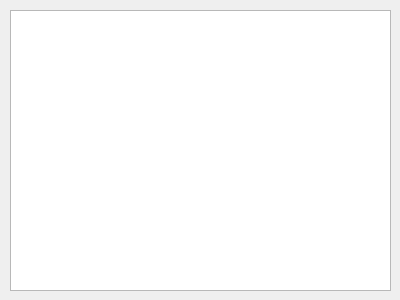
Before: the Qt Designer form frontend/ui_widgets/preview.ui in XmYx/ainodes, drawn with Qt 5.
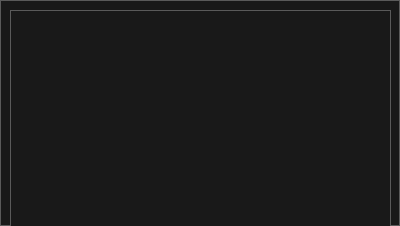
After: the same form once the commit is applied.

Patch:
```diff
--- a/frontend/ui_widgets/preview.ui
+++ b/frontend/ui_widgets/preview.ui
@@ -7,11 +7,294 @@
     <x>0</x>
     <y>0</y>
     <width>400</width>
-    <height>300</height>
+    <height>226</height>
    </rect>
   </property>
   <property name="windowTitle">
-   <string>Form</string>
+   <string>Preview</string>
+  </property>
+  <property name="styleSheet">
+   <string notr="true">/*
+	Copyright 2013 Emanuel Claesson
+
+	Licensed under the Apache License, Version 2.0 (the &quot;License&quot;);
+	you may not use this file except in compliance with the License.
+	You may obtain a copy of the License at
+
+		http://www.apache.org/licenses/LICENSE-2.0
+
+	Unless required by applicable law or agreed to in writing, software
+	distributed under the License is distributed on an &quot;AS IS&quot; BASIS,
+	WITHOUT WARRANTIES OR CONDITIONS OF ANY KIND, either express or implied.
+	See the License for the specific language governing permissions and
+	limitations under the License.
+*/
+
+/*
+	COLOR_DARK     = #191919
+	COLOR_MEDIUM   = #353535
+	COLOR_MEDLIGHT = #5A5A5A
+	COLOR_LIGHT    = #DDDDDD
+	COLOR_ACCENT   = #3D7848
+*/
+
+* {
+	background: #191919;
+	color: #DDDDDD;
+	border: 1px solid #5A5A5A;
+}
+
+QWidget::item:selected {
+	background: #3D7848;
+}
+
+QCheckBox, QRadioButton {
+	border: none;
+}
+
+QRadioButton::indicator, QCheckBox::indicator {
+	width: 13px;
+	height: 13px;
+}
+
+QRadioButton::indicator::unchecked, QCheckBox::indicator::unchecked {
+	border: 1px solid #5A5A5A;
+	background: none;
+}
+
+QRadioButton::indicator:unchecked:hover, QCheckBox::indicator:unchecked:hover {
+	border: 1px solid #DDDDDD;
+}
+
+QRadioButton::indicator::checked, QCheckBox::indicator::checked {
+	border: 1px solid #5A5A5A;
+	background: #5A5A5A;
+}
+
+QRadioButton::indicator:checked:hover, QCheckBox::indicator:checked:hover {
+	border: 1px solid #DDDDDD;
+	background: #DDDDDD;
+}
+
+QGroupBox {
+	margin-top: 6px;
+}
+
+QGroupBox::title {
+	top: -7px;
+	left: 7px;
+}
+
+QScrollBar {
+	border: 1px solid #5A5A5A;
+	background: #191919;
+}
+
+QScrollBar:horizontal {
+	height: 15px;
+	margin: 0px 0px 0px 32px;
+}
+
+QScrollBar:vertical {
+	width: 15px;
+	margin: 32px 0px 0px 0px;
+}
+
+QScrollBar::handle {
+	background: #353535;
+	border: 1px solid #5A5A5A;
+}
+
+QScrollBar::handle:horizontal {
+	border-width: 0px 1px 0px 1px;
+}
+
+QScrollBar::handle:vertical {
+	border-width: 1px 0px 1px 0px;
+}
+
+QScrollBar::handle:horizontal {
+	min-width: 20px;
+}
+
+QScrollBar::handle:vertical {
+	min-height: 20px;
+}
+
+QScrollBar::add-line, QScrollBar::sub-line {
+	background:#353535;
+	border: 1px solid #5A5A5A;
+	subcontrol-origin: margin;
+}
+
+QScrollBar::add-line {
+	position: absolute;
+}
+
+QScrollBar::add-line:horizontal {
+	width: 15px;
+	subcontrol-position: left;
+	left: 15px;
+}
+
+QScrollBar::add-line:vertical {
+	height: 15px;
+	subcontrol-position: top;
+	top: 15px;
+}
+
+QScrollBar::sub-line:horizontal {
+	width: 15px;
+	subcontrol-position: top left;
+}
+
+QScrollBar::sub-line:vertical {
+	height: 15px;
+	subcontrol-position: top;
+}
+
+QScrollBar:left-arrow, QScrollBar::right-arrow, QScrollBar::up-arrow, QScrollBar::down-arrow {
+	border: 1px solid #5A5A5A;
+	width: 3px;
+	height: 3px;
+}
+
+QScrollBar::add-page, QScrollBar::sub-page {
+	background: none;
+}
+
+QAbstractButton:hover {
+	background: #353535;
+}
+
+QAbstractButton:pressed {
+	background: #5A5A5A;
+}
+
+QAbstractItemView {
+	show-decoration-selected: 1;
+	selection-background-color: #3D7848;
+	selection-color: #DDDDDD;
+	alternate-background-color: #353535;
+}
+
+QHeaderView {
+	border: 1px solid #5A5A5A;
+}
+
+QHeaderView::section {
+	background: #191919;
+	border: 1px solid #5A5A5A;
+	padding: 4px;
+}
+
+QHeaderView::section:selected, QHeaderView::section::checked {
+	background: #353535;
+}
+
+QTableView {
+	gridline-color: #5A5A5A;
+}
+
+QTabBar {
+	margin-left: 2px;
+}
+
+QTabBar::tab {
+	border-radius: 0px;
+	padding: 4px;
+	margin: 4px;
+}
+
+QTabBar::tab:selected {
+	background: #353535;
+}
+
+QComboBox::down-arrow {
+	border: 1px solid #5A5A5A;
+	background: #353535;
+}
+
+QComboBox::drop-down {
+	border: 1px solid #5A5A5A;
+	background: #353535;
+}
+
+QComboBox::down-arrow {
+	width: 3px;
+	height: 3px;
+	border: 1px solid #5A5A5A;
+}
+
+QAbstractSpinBox {
+	padding-right: 15px;
+}
+
+QAbstractSpinBox::up-button, QAbstractSpinBox::down-button {
+	border: 1px solid #5A5A5A;
+	background: #353535;
+	subcontrol-origin: border;
+}
+
+QAbstractSpinBox::up-arrow, QAbstractSpinBox::down-arrow {
+	width: 3px;
+	height: 3px;
+	border: 1px solid #5A5A5A;
+}
+
+QSlider {
+	border: none;
+}
+
+QSlider::groove:horizontal {
+	height: 5px;
+	margin: 4px 0px 4px 0px;
+}
+
+QSlider::groove:vertical {
+	width: 5px;
+	margin: 0px 4px 0px 4px;
+}
+
+QSlider::handle {
+	border: 1px solid #5A5A5A;
+	background: #353535;
+}
+
+QSlider::handle:horizontal {
+	width: 15px;
+	margin: -4px 0px -4px 0px;
+}
+
+QSlider::handle:vertical {
+	height: 15px;
+	margin: 0px -4px 0px -4px;
+}
+
+QSlider::add-page:vertical, QSlider::sub-page:horizontal {
+	background: #3D7848;
+}
+
+QSlider::sub-page:vertical, QSlider::add-page:horizontal {
+	background: #353535;
+}
+
+QLabel {
+	border: none;
+}
+
+QProgressBar {
+	text-align: center;
+}
+
+QProgressBar::chunk {
+	width: 1px;
+	background-color: #3D7848;
+}
+
+QMenu::separator {
+	background: #353535;
+}</string>
   </property>
   <widget class="QGraphicsView" name="graphicsView">
    <property name="geometry">
```
Left out of the diff: 4 changed lines with no effect on the pictures.
